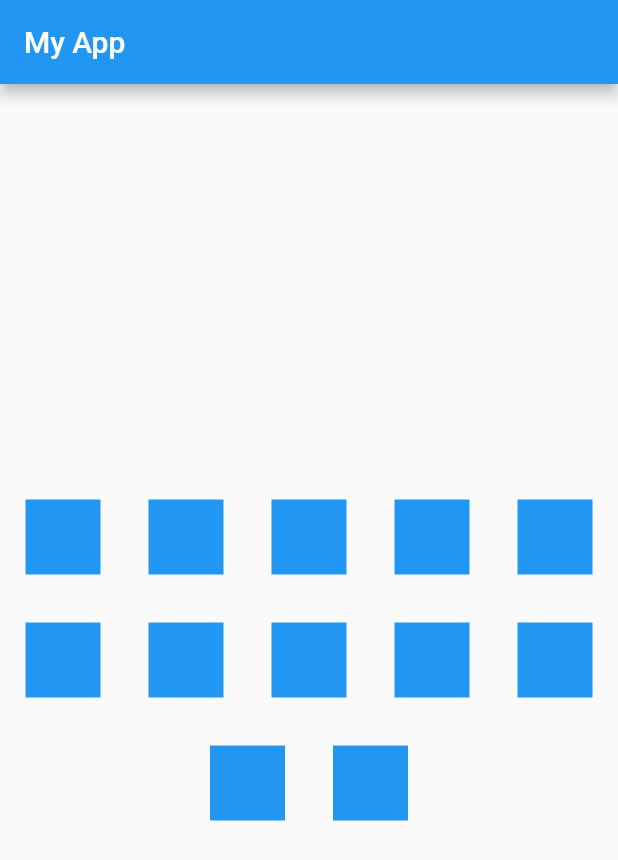
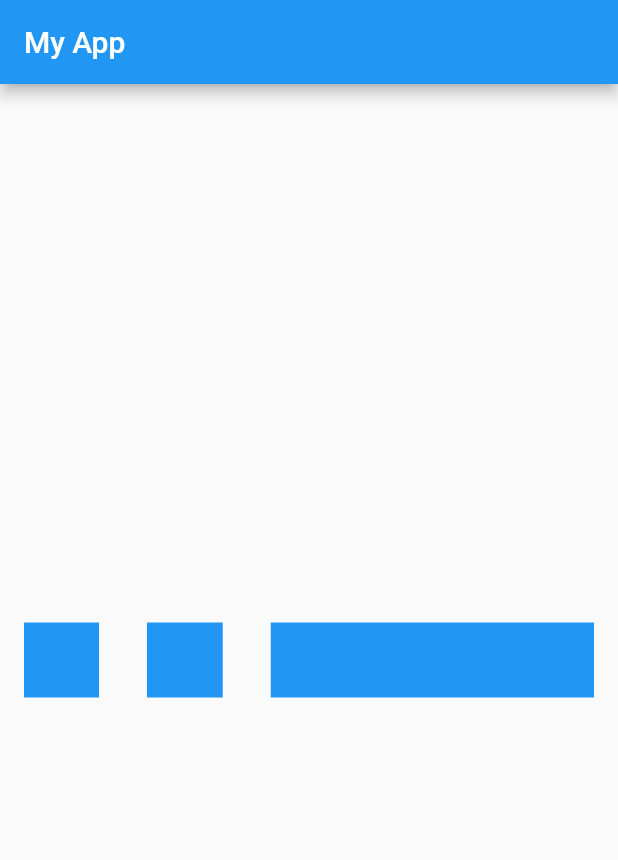
Before and after one commit to tranvantam09032000/APP_FLUTTER, a Flutter app: the screen it shows after launch, on a phone screen of 412 x 824 dp. Shown: the top 860 px of the screen. Run offline on Flutter 3.47's test engine with Material 2 defaults, Android fonts, the phone set to English and light mode, and no system bars.

Commit message:
Widgets Expanded

```diff
--- a/lib/main.dart
+++ b/lib/main.dart
@@ -1,6 +1,7 @@
+import 'package:app_flutter/widgets_expanded.dart';
 import 'package:app_flutter/widgets_wrap.dart';
 import 'package:flutter/material.dart';
 
 void main() {
-  runApp(WidgetsWrap());
+  runApp(WidgetsExpanded());
 }
--- /dev/null
+++ b/lib/widgets_expanded.dart
@@ -0,0 +1,41 @@
+import 'package:flutter/material.dart';
+
+class WidgetsExpanded extends StatelessWidget {
+  const WidgetsExpanded({Key? key}) : super(key: key);
+
+  @override
+  Widget build(BuildContext context) {
+    return MaterialApp(
+        title: "Flutter App",
+        theme: ThemeData(primarySwatch: Colors.blue),
+        home: Scaffold(
+          appBar: AppBar(
+            title: Text('My App'),
+            backgroundColor: Colors.blue,
+          ),
+          body: Center(
+            child: Row(
+              children: [
+                MyContainer(),
+                Expanded(flex: 1, child: MyContainer()),
+                Expanded(flex: 3, child: MyContainer()),
+              ],
+            ),
+          ),
+        ));
+  }
+}
+
+class MyContainer extends StatelessWidget {
+  const MyContainer({Key? key}) : super(key: key);
+
+  @override
+  Widget build(BuildContext context) {
+    return Container(
+      margin: EdgeInsets.all(16),
+      height: 50,
+      width: 50,
+      color: Colors.blue,
+    );
+  }
+}
```
